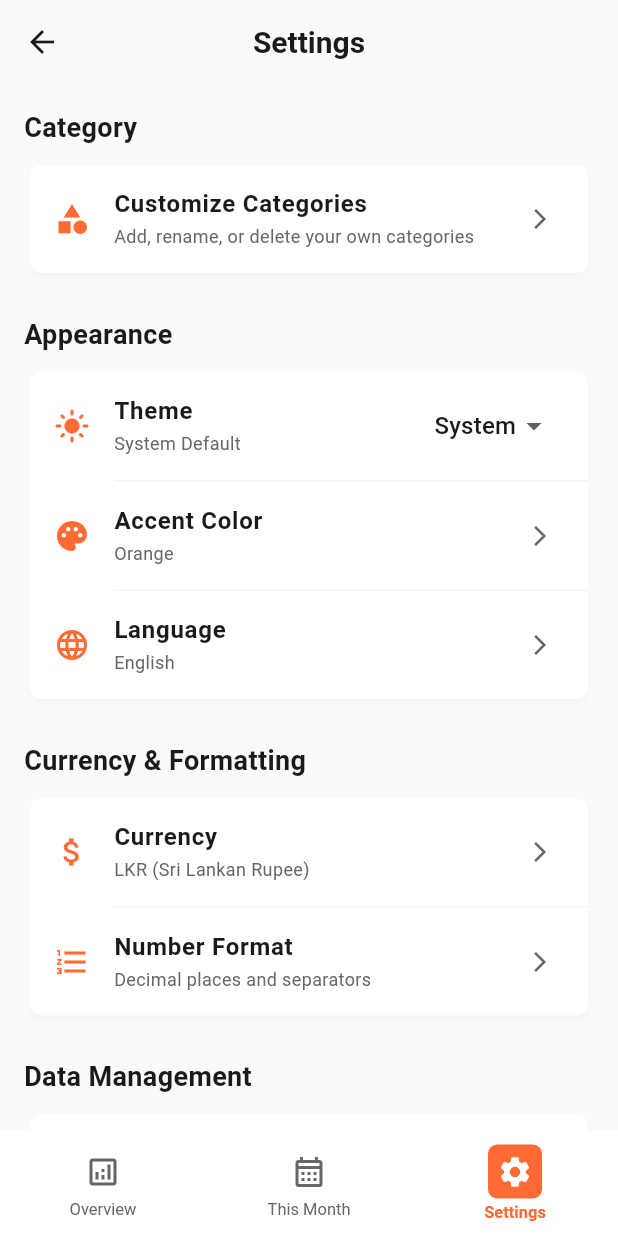
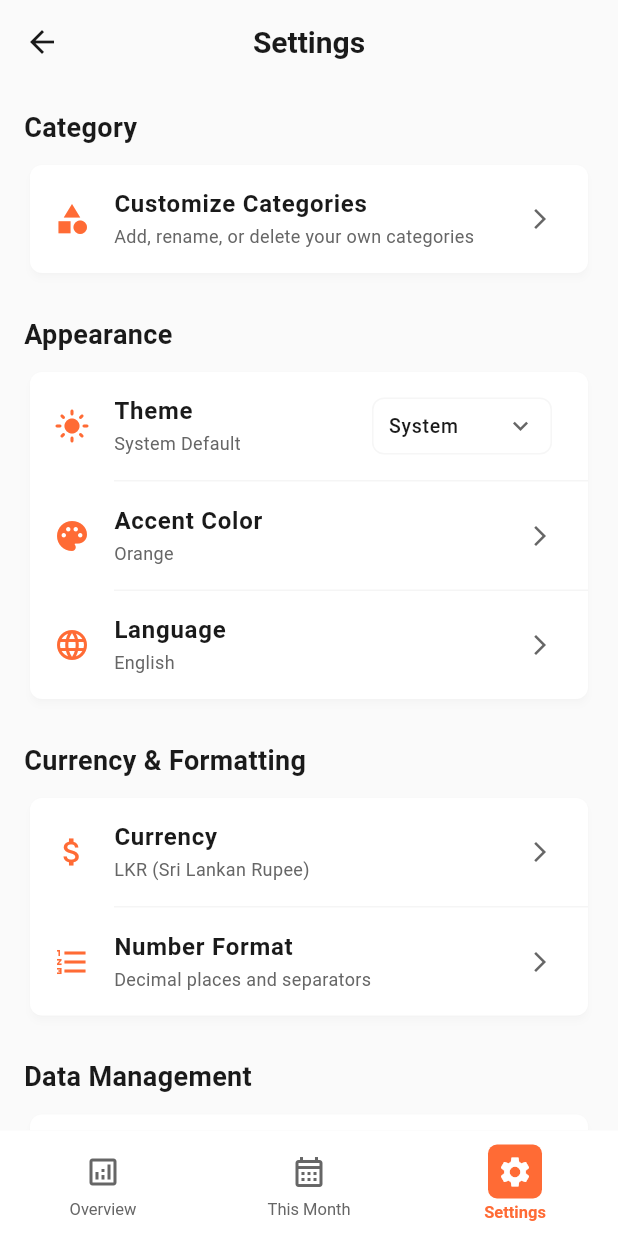
Before and after one commit to rishithamenush/moneymaker, a Flutter app: the SettingsPage screen opened by its route, on a phone screen of 412 x 824 dp. Run offline on Flutter 3.47's test engine with Material 3 defaults, Android fonts, the phone set to English and light mode, and no system bars; our stand-ins replace equatable, fl_chart, flutter_local_notifications, flutter_secure_storage, shared_preferences, sqflite and 1 more; accounts and stored records are empty.

Commit message:
issue Fixed!

```diff
--- a/lib/presentation/pages/settings/settings_page.dart
+++ b/lib/presentation/pages/settings/settings_page.dart
@@ -343,29 +343,113 @@ class _SettingsPageState extends State<SettingsPage> {
               fontSize: 12,
             ),
           ),
-          trailing: DropdownButton<ThemeMode>(
-            value: themeProvider.themeMode,
-            underline: const SizedBox(),
-            items: [
-              DropdownMenuItem(
-                value: ThemeMode.light,
-                child: Text(l10n.light),
-              ),
-              DropdownMenuItem(
-                value: ThemeMode.dark,
-                child: Text(l10n.dark),
-              ),
-              DropdownMenuItem(
-                value: ThemeMode.system,
-                child: Text(l10n.system),
-              ),
-            ],
-            onChanged: (ThemeMode? newValue) {
-              if (newValue != null) {
-                themeProvider.setThemeMode(newValue);
-              }
-            },
-          ),
+          trailing: _buildThemeDropdown(themeProvider, l10n),
+        );
+      },
+    );
+  }
+
+  Widget _buildThemeDropdown(ThemeProvider themeProvider, AppLocalizations l10n) {
+    final themeOptions = {
+      ThemeMode.light: {'label': l10n.light, 'icon': Icons.light_mode, 'desc': 'Light theme'},
+      ThemeMode.dark: {'label': l10n.dark, 'icon': Icons.dark_mode, 'desc': 'Dark theme'},
+      ThemeMode.system: {'label': l10n.system, 'icon': Icons.brightness_auto, 'desc': 'Follow system'},
+    };
+
+    String displayText = themeOptions[themeProvider.themeMode]?['label'] as String? ?? l10n.system;
+
+    return LayoutBuilder(
+      builder: (context, constraints) {
+        return PopupMenuButton<ThemeMode>(
+          initialValue: themeProvider.themeMode,
+          child: Container(
+            height: 38,
+            width: 120,
+            padding: const EdgeInsets.symmetric(horizontal: 10, vertical: 6),
+            decoration: BoxDecoration(
+              color: ThemeColors.getSurface(context),
+              border: Border.all(color: ThemeColors.getBorder(context).withOpacity(0.3)),
+              borderRadius: BorderRadius.circular(8),
+            ),
+            child: Row(
+              children: [
+                Expanded(
+                  child: Text(
+                    displayText,
+                    style: TextStyle(
+                      fontSize: 13,
+                      color: ThemeColors.getTextPrimary(context),
+                      fontWeight: FontWeight.w500,
+                    ),
+                    overflow: TextOverflow.ellipsis,
+                  ),
+                ),
+                Icon(
+                  Icons.keyboard_arrow_down,
+                  color: ThemeColors.getTextSecondary(context),
+                  size: 20,
+                ),
+              ],
+            ),
+          ),
+          offset: const Offset(0, 42),
+          elevation: 8,
+          color: ThemeColors.getSurface(context),
+          shape: RoundedRectangleBorder(
+            borderRadius: BorderRadius.circular(8),
+          ),
+          constraints: BoxConstraints(
+            maxHeight: 300,
+            minWidth: 120,
+            maxWidth: 120,
+          ),
+          itemBuilder: (context) => themeOptions.entries.map((entry) => PopupMenuItem<ThemeMode>(
+            value: entry.key,
+            child: Row(
+              children: [
+                Container(
+                  width: 24,
+                  height: 24,
+                  decoration: BoxDecoration(
+                    color: ThemeColors.getAccentColor(context, themeProvider.accentColor).withOpacity(0.1),
+                    borderRadius: BorderRadius.circular(6),
+                  ),
+                  child: Icon(
+                    entry.value['icon'] as IconData,
+                    size: 14,
+                    color: ThemeColors.getAccentColor(context, themeProvider.accentColor),
+                  ),
+                ),
+                const SizedBox(width: 10),
+                Expanded(
+                  child: Column(
+                    crossAxisAlignment: CrossAxisAlignment.start,
+                    mainAxisSize: MainAxisSize.min,
+                    children: [
+                      Text(
+                        entry.value['label'] as String,
+                        style: TextStyle(
+                          fontSize: 13,
+                          fontWeight: FontWeight.w500,
+                          color: ThemeColors.getTextPrimary(context),
+                        ),
+                      ),
+                      Text(
+                        entry.value['desc'] as String,
+                        style: TextStyle(
+                          fontSize: 11,
+                          color: ThemeColors.getTextSecondary(context),
+                        ),
+                      ),
+                    ],
+                  ),
+                ),
+              ],
+            ),
+          )).toList(),
+          onSelected: (value) {
+            themeProvider.setThemeMode(value);
+          },
         );
       },
     );
```
